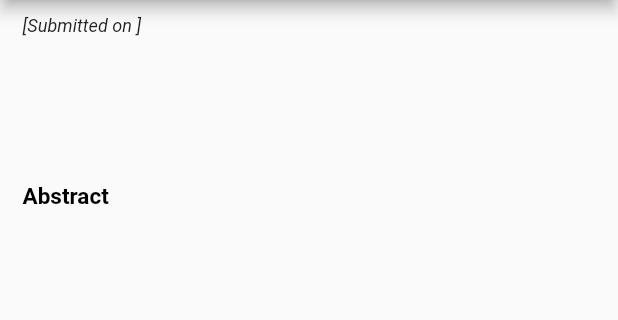
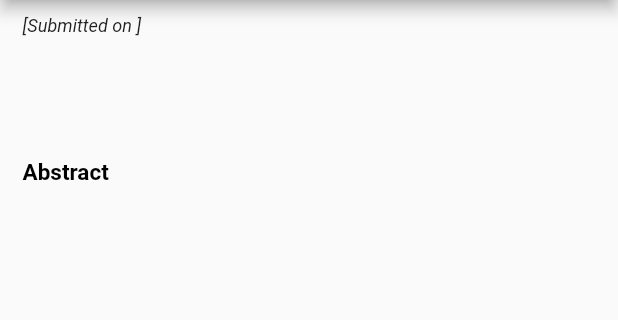
Before and after one commit to uranutan/my_arxiv, a Flutter app: the PaperDetailScreen screen opened directly with empty values, on a phone screen of 412 x 824 dp, the part 84-404 px from its top. Run offline on Flutter 3.47's test engine with Material 2 defaults, Android fonts, the phone set to English and light mode, and no system bars; our stand-ins replace flutter_sticky_header, share, shared_preferences; accounts and stored records are empty.

Commit message:
Version 2.0.0+3//minor style change

```diff
--- a/lib/screens/paper_detail_screen.dart
+++ b/lib/screens/paper_detail_screen.dart
@@ -99,7 +99,6 @@ class PaperDetailScreen extends StatelessWidget {
                     ]),
 
                 SizedBox(height: 20.0),
-                Text(tappedPaper.primaryCat),
                 Text(
                   'Abstract',
                   style: TextStyle(
--- a/lib/subWidgets/job_board.dart
+++ b/lib/subWidgets/job_board.dart
@@ -21,14 +21,14 @@ class _JobBoardState extends State<JobBoard> {
             // width: double.infinity,
             child: Row(
               crossAxisAlignment: CrossAxisAlignment.start,
-              mainAxisAlignment: MainAxisAlignment.spaceAround,
+              mainAxisAlignment: MainAxisAlignment.spaceBetween,
               children: [
                 Icon(
                   Icons.fiber_new_rounded,
                   color: Colors.yellowAccent,
                   size: 32.0,
                 ),
-                SizedBox(width: 8.0),
+                // SizedBox(width: 8.0),
                 GestureDetector(
                   onTap: () {
                     launchURL("https://austms.org.au/phd-randommatrixtheory/");
@@ -43,7 +43,7 @@ class _JobBoardState extends State<JobBoard> {
                     ),
                   ),
                 ),
-                SizedBox(width: 8.0),
+                // SizedBox(width: 8.0),
                 GestureDetector(
                   onTap: () {
                     setState(() {
--- a/pubspec.yaml
+++ b/pubspec.yaml
@@ -2,7 +2,7 @@ name: my_arxiv
 description: A delightful mobile app to keep track of preprints on arXiv.org by topics
 
 publish_to: 'none'
-version: 2.0.0+2
+version: 2.0.0+3
 
 environment:
   sdk: ">=2.7.0 <3.0.0"
```
